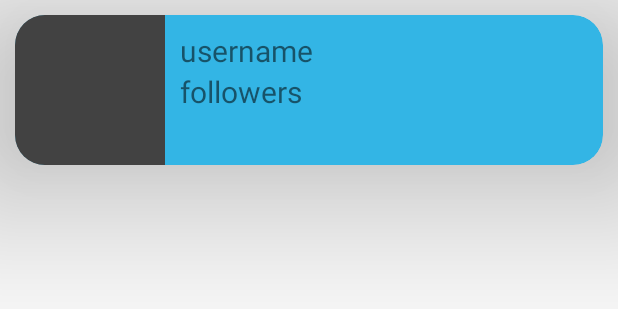
After one commit to evamaina/JavaDevsNairobi, an Android app: the layout user_view.xml on its own in the app's theme, with its tools: preview values and no code run, on a phone screen of 412 x 824 dp. The commit adds this screen. Shown: the top 309 px of the screen. Run offline under Robolectric (Android 15) with nearby library versions, the phone set to English and light mode, and no system bars.

Commit message:
ft(recycler view):Create layout file for RecyclerView  -create layout file for recycler view  - Setup IDE [Finishes #155738443] [Finishes #15573845

```diff
--- a/app/build.gradle
+++ b/app/build.gradle
@@ -25,4 +25,6 @@ dependencies {
     testImplementation 'junit:junit:4.12'
     androidTestImplementation 'com.android.support.test:runner:1.0.2'
     androidTestImplementation 'com.android.support.test.espresso:espresso-core:3.0.2'
+    implementation 'com.android.support:recyclerview-v7:28.0.0'
+    implementation 'com.android.support:cardview-v7:28.0.0'
 }
--- /dev/null
+++ b/app/src/main/res/layout/user_view.xml
@@ -0,0 +1,49 @@
+<?xml version="1.0" encoding="utf-8"?>
+<android.support.v7.widget.CardView xmlns:android="http://schemas.android.com/apk/res/android"
+    xmlns:tools="http://schemas.android.com/tools"
+    android:layout_width="match_parent"
+    android:layout_height="100dp"
+    xmlns:app="http://schemas.android.com/apk/res-auto"
+    app:cardBackgroundColor="@android:color/holo_blue_light"
+    app:cardElevation="70dp"
+    android:layout_margin="10dp"
+    app:cardCornerRadius="20dp">
+
+
+    <LinearLayout
+        android:layout_width="match_parent"
+        android:layout_height="wrap_content"
+        android:orientation="horizontal">
+        <ImageView
+            android:layout_width="100dp"
+            android:layout_height="100dp"
+            android:id="@+id/user_image"
+            android:src="@color/cardview_dark_background"
+            />
+
+        <LinearLayout
+            android:layout_width="match_parent"
+            android:layout_height="wrap_content"
+            android:orientation="vertical"
+            android:layout_margin="10dp"
+            android:weightSum="2">
+
+            <TextView
+                android:id="@+id/username"
+                android:layout_width="match_parent"
+                android:layout_height="wrap_content"
+                android:text="username"
+                android:textSize="20sp" />
+
+            <TextView
+                android:id="@+id/followers"
+                android:layout_width="match_parent"
+                android:layout_height="wrap_content"
+                android:text=""
+                android:textSize="20sp"
+                tools:text="followers" />
+        </LinearLayout>
+
+    </LinearLayout>
+
+</android.support.v7.widget.CardView>
--- a/app/src/main/res/values/styles.xml
+++ b/app/src/main/res/values/styles.xml
@@ -1,7 +1,7 @@
 <resources>
 
     <!-- Base application theme. -->
-    <style name="AppTheme" parent="Theme.AppCompat.Light.DarkActionBar">
+    <style name="AppTheme" parent="Theme.AppCompat.Light.NoActionBar">
         <!-- Customize your theme here. -->
         <item name="colorPrimary">@color/colorPrimary</item>
         <item name="colorPrimaryDark">@color/colorPrimaryDark</item>
```
Also changed, not shown: app/src/main/res/layout/activity_main.xml (+9 -10 lines).
